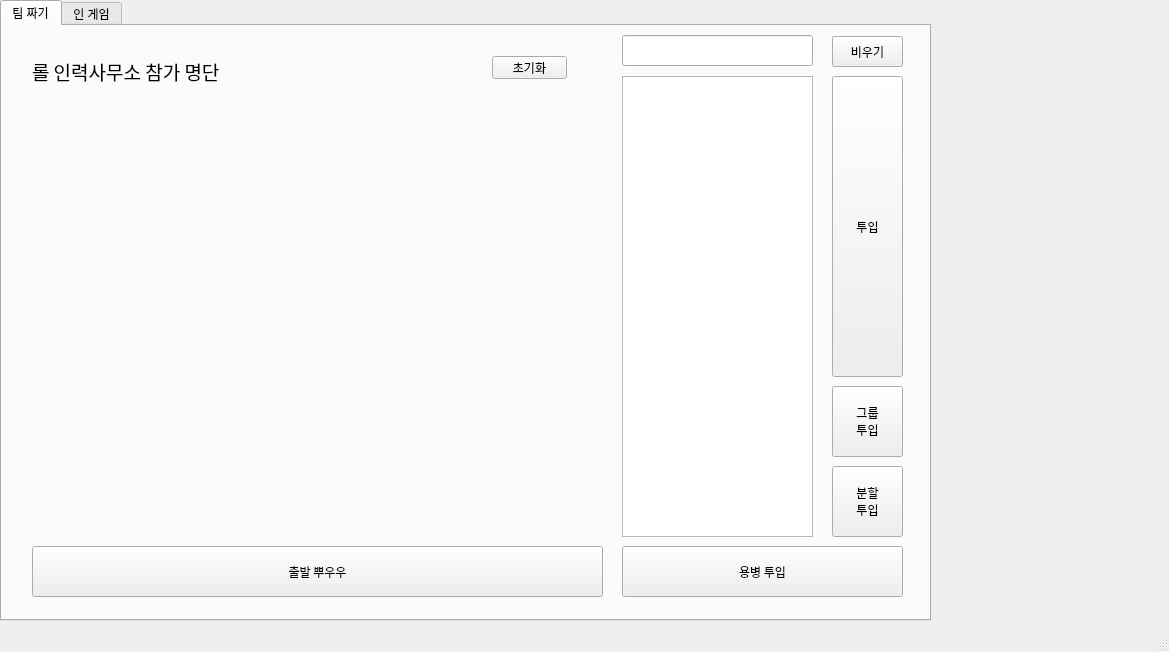
Qt form main_window.ui (kbeekim/lol_teamfight) before a commit.
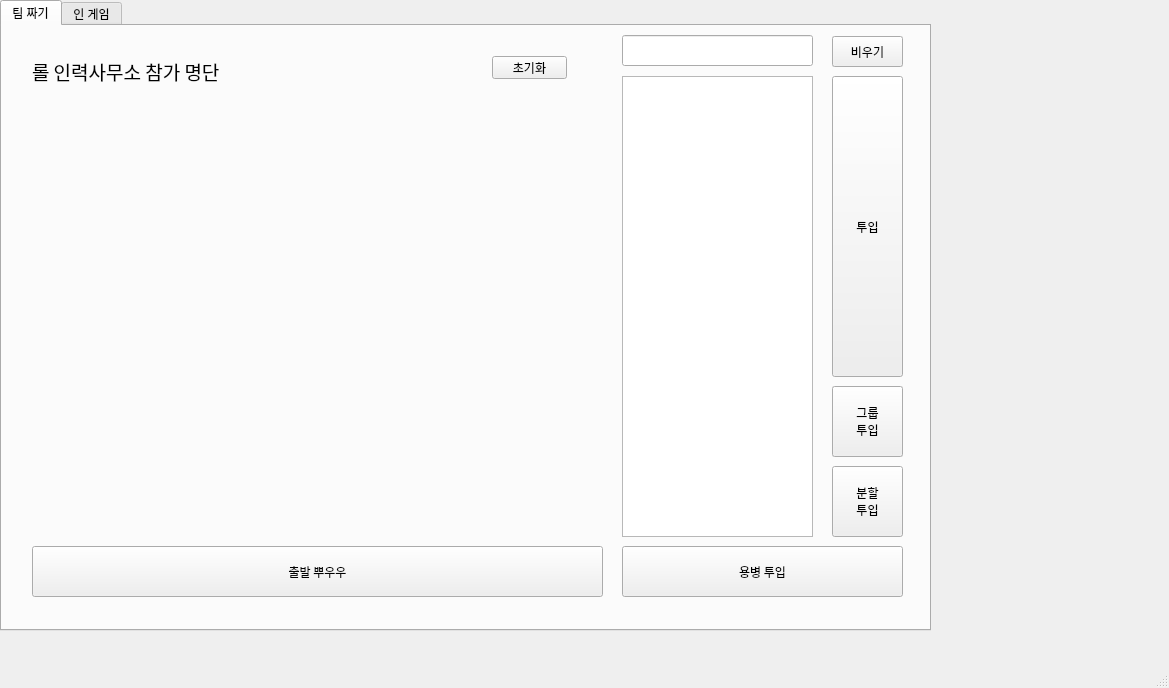
The same form after that commit.

Patch:
```diff
--- a/main_window.ui
+++ b/main_window.ui
@@ -10,7 +10,7 @@
     <x>0</x>
     <y>0</y>
     <width>1169</width>
-    <height>652</height>
+    <height>688</height>
    </rect>
   </property>
   <property name="sizePolicy">
@@ -29,7 +29,7 @@
       <x>0</x>
       <y>0</y>
       <width>931</width>
-      <height>621</height>
+      <height>631</height>
      </rect>
     </property>
     <property name="currentIndex">
```
